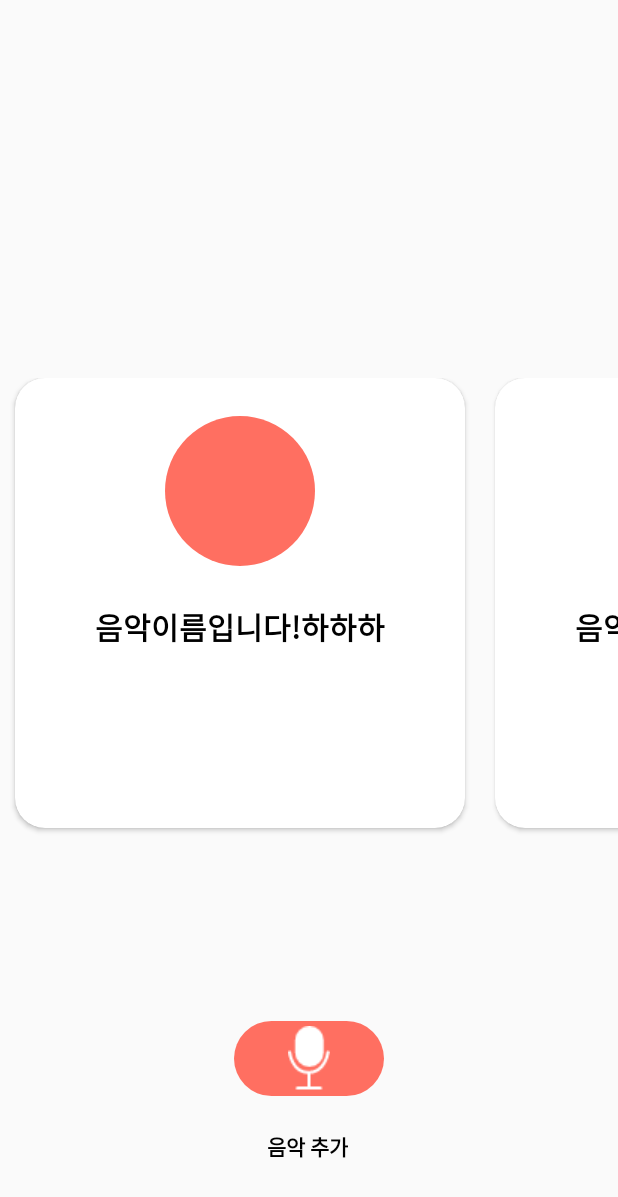
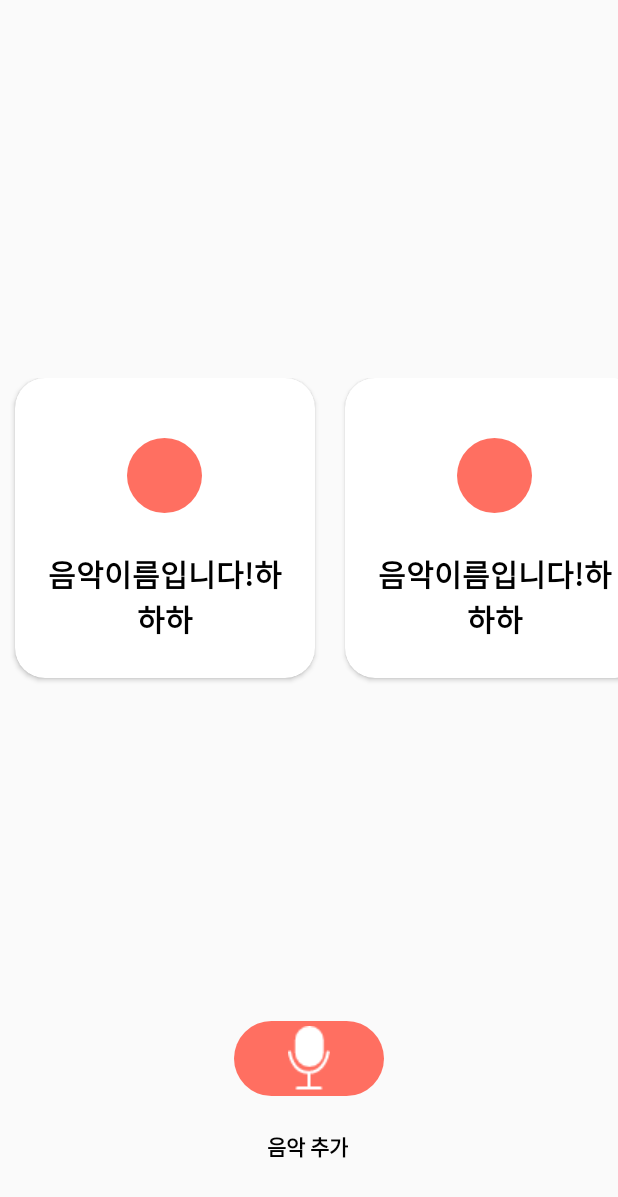
Before and after one commit to yangjunhyuk333/NarshaMusicProject, an Android app: the screen it shows after launch (MainActivity), on a phone screen of 412 x 824 dp. Shown: the top 1197 px of the screen. Run offline under Robolectric (Android 15) with nearby library versions, the light colour scheme and no system bars.

Commit message:
Update cardview.xml

```diff
--- a/app/src/main/res/layout/cardview.xml
+++ b/app/src/main/res/layout/cardview.xml
@@ -3,24 +3,24 @@
     xmlns:android="http://schemas.android.com/apk/res/android"
     xmlns:app="http://schemas.android.com/apk/res-auto"
     android:id="@+id/cardview"
-    android:layout_width="300dp"
-    android:layout_height="300dp"
+    android:layout_width="200dp"
+    android:layout_height="200dp"
     app:cardCornerRadius="20dp"
     android:layout_marginRight="10dp"
     android:layout_marginLeft="10dp">
 
     <LinearLayout
-        android:layout_width="300dp"
-        android:layout_height="300dp"
+        android:layout_width="200dp"
+        android:layout_height="200dp"
         android:orientation="vertical"
         >
 
         <ImageView
             android:id="@+id/music_image"
-            android:layout_width="wrap_content"
-            android:layout_height="wrap_content"
+            android:layout_width="50dp"
+            android:layout_height="50dp"
             android:layout_gravity="center"
-            android:layout_marginTop="25dp"
+            android:layout_marginTop="40dp"
             android:src="@drawable/music_thumnail_example" />
 
         <TextView
@@ -28,8 +28,11 @@
             android:layout_width="wrap_content"
             android:layout_height="wrap_content"
             android:text="노래 제목"
+            android:gravity="center"
             android:layout_gravity="center"
             android:layout_marginTop="25dp"
+            android:layout_marginLeft="20dp"
+            android:layout_marginRight="20dp"
             android:textColor="@color/colorBlack"
             android:textSize="20dp"
             android:textStyle="bold"
```
